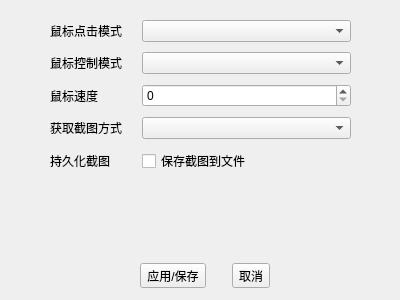
Above: src/ui/setting/settingdialog.ui from Ferrarii-430/onmyoji-script before the change. Below: the same form after it.
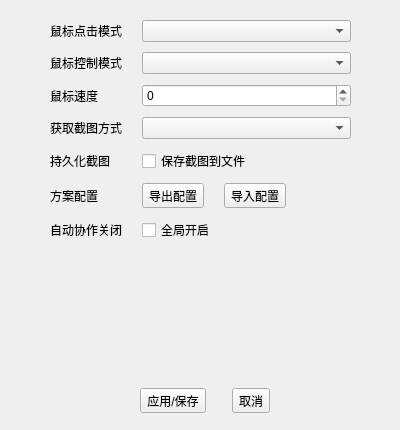
That is the form after the change.

Commit message: feat:添加方案配置导出导入，自动取消协作开关，优化系统方案加载器

What changed in the file:
```diff
--- a/src/ui/setting/settingdialog.ui
+++ b/src/ui/setting/settingdialog.ui
@@ -7,7 +7,7 @@
     <x>0</x>
     <y>0</y>
     <width>400</width>
-    <height>300</height>
+    <height>430</height>
    </rect>
   </property>
   <property name="windowTitle">
@@ -17,7 +17,7 @@
    <property name="geometry">
     <rect>
      <x>120</x>
-     <y>260</y>
+     <y>385</y>
      <width>171</width>
      <height>31</height>
     </rect>
@@ -45,7 +45,7 @@
      <x>50</x>
      <y>20</y>
      <width>301</width>
-     <height>211</height>
+     <height>287</height>
     </rect>
    </property>
    <layout class="QFormLayout" name="formLayout">
@@ -113,6 +113,60 @@
       </property>
      </widget>
     </item>
+    <item row="5" column="0">
+     <widget class="QLabel" name="label_6">
+      <property name="text">
+       <string>方案配置</string>
+      </property>
+     </widget>
+    </item>
+    <item row="5" column="1">
+     <layout class="QHBoxLayout" name="configIoLayout">
+      <property name="spacing">
+       <number>20</number>
+      </property>
+      <item>
+       <widget class="QToolButton" name="configExportBtn">
+        <property name="toolTip">
+         <string>导出当前全部方案配置到文件</string>
+        </property>
+        <property name="text">
+         <string>导出配置</string>
+        </property>
+       </widget>
+      </item>
+      <item>
+       <widget class="QToolButton" name="configImportBtn">
+        <property name="toolTip">
+         <string>从文件导入方案配置（导入前自动备份当前配置）</string>
+        </property>
+        <property name="text">
+         <string>导入配置</string>
+        </property>
+       </widget>
+      </item>
+     </layout>
+    </item>
+    <item row="6" column="0">
+     <widget class="QLabel" name="label_7">
+      <property name="toolTip">
+       <string>开启后任务运行期间所有识别点击失败时自动扫协作邀请弹窗并关闭后重试一次（影响全部方案与步骤，步骤内勾选仍可单独生效）</string>
+      </property>
+      <property name="text">
+       <string>自动协作关闭</string>
+      </property>
+     </widget>
+    </item>
+    <item row="6" column="1">
+     <widget class="QCheckBox" name="globalAutoCancelCollab">
+      <property name="toolTip">
+       <string>开启后任务运行期间所有识别点击失败时自动扫协作邀请弹窗并关闭后重试一次（影响全部方案与步骤，步骤内勾选仍可单独生效）</string>
+      </property>
+      <property name="text">
+       <string>全局开启</string>
+      </property>
+     </widget>
+    </item>
    </layout>
   </widget>
  </widget>
```
The commit also changes 34 other files.
